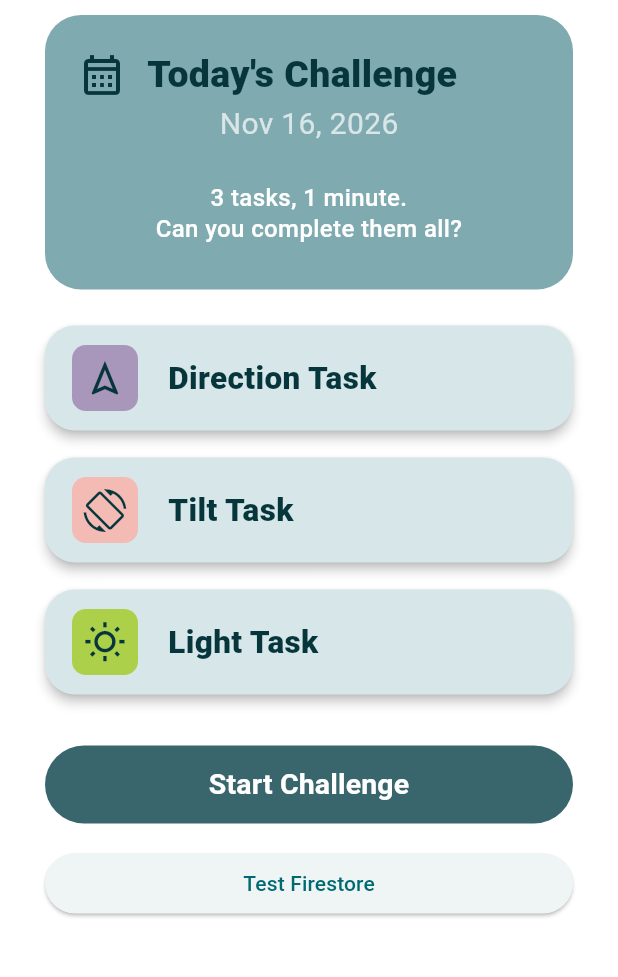
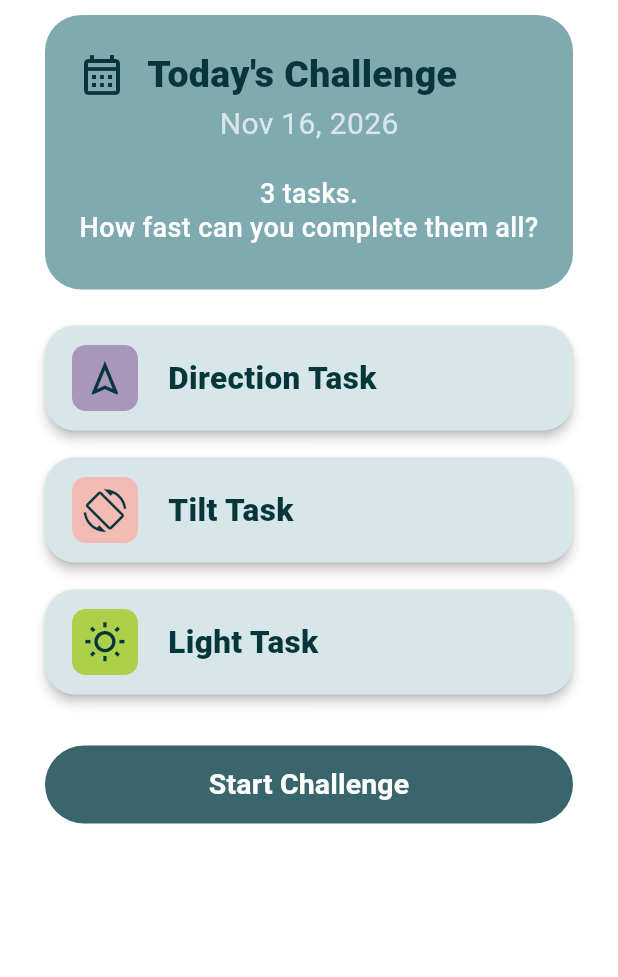
Before and after one commit to kaylamattson/csen268_final_project, a Flutter app: the HomeScreen widget shown alone on an empty page, opened directly, on a phone screen of 412 x 824 dp, the part 156-1133 px from its top. Run offline on Flutter 3.47's test engine with Material 3 defaults, Android fonts, the phone set to English and light mode, and no system bars; our stand-ins replace cloud_firestore, firebase_auth, firebase_core, firebase_messaging, flutter_bloc, sensors_plus; missing offline and left inert: light; accounts and stored records are empty; network calls fail.

Commit message:
minor ui on home screen

```diff
--- a/lib/screens/home_screen.dart
+++ b/lib/screens/home_screen.dart
@@ -83,9 +83,9 @@ class _HomeScreenState extends State<HomeScreen> {
                   fontSize: 20,
                 ),
               ),
-              const SizedBox(height: 24),
-              labelText('3 tasks, 1 minute.\nCan you complete them all?',
-                  color: Colors.white, align: TextAlign.center),
+              const SizedBox(height: 20),
+              labelText('3 tasks.\nHow fast can you complete them all?',
+                  color: Colors.white, align: TextAlign.center, size: 18),
               const SizedBox(height: 8)
             ])),
         const SizedBox(height: 24),
@@ -104,50 +104,6 @@ class _HomeScreenState extends State<HomeScreen> {
             width: double.infinity,
             onTap: () => Navigator.push(context,
                 MaterialPageRoute(builder: (_) => const ChallengePage()))),
-
-        // Temporary Firestore test button
-        const SizedBox(height: 16),
-        ElevatedButton(
-          onPressed: () async {
-            try {
-              final user = FirebaseAuth.instance.currentUser;
-
-              if (user == null) {
-                debugPrint('No user signed in');
-                return;
-              }
-
-              await FirebaseFirestore.instance
-                  .collection('users')
-                  .doc(user.uid)
-                  .collection('results')
-                  .add({
-                'directionError': 15,
-                'tiltAngle': 42,
-                'completedAt': FieldValue.serverTimestamp(),
-              });
-
-              debugPrint('Firestore test successful!');
-
-              if (context.mounted) {
-                ScaffoldMessenger.of(context).showSnackBar(
-                  const SnackBar(
-                    content: Text('Result saved to Firestore!'),
-                  ),
-                );
-              }
-            } catch (e) {
-              debugPrint('Firestore error: $e');
-
-              if (context.mounted) {
-                ScaffoldMessenger.of(context).showSnackBar(
-                  SnackBar(content: Text('Firestore error: $e')),
-                );
-              }
-            }
-          },
-          child: const Text('Test Firestore'),
-        ),
       ]),
     );
   }
```
